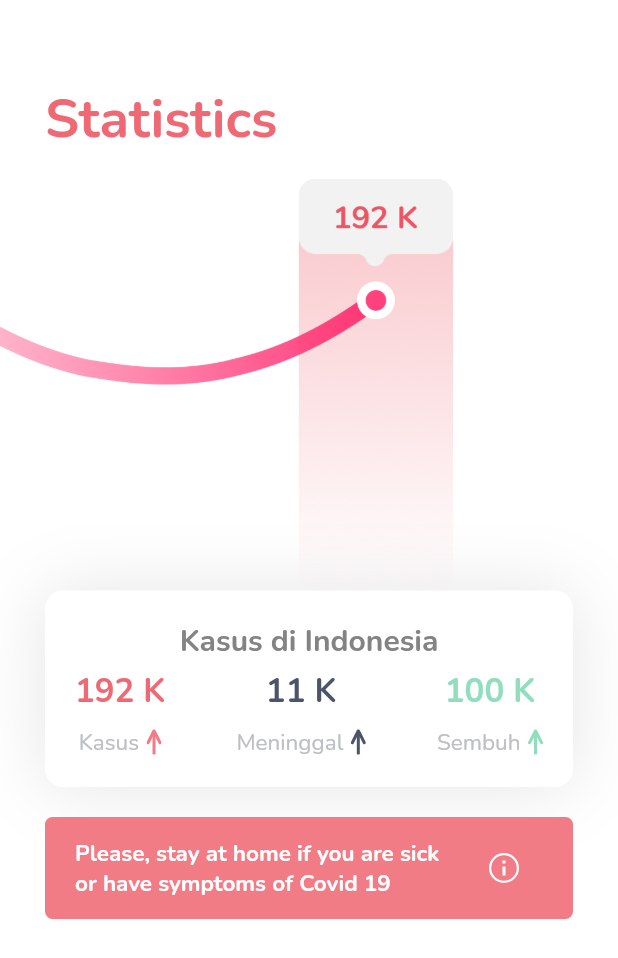
After one commit to kouseina/19-tracker, a Flutter app: the ChartPage screen opened directly, on a phone screen of 412 x 824 dp. The commit adds this screen. Shown: the top 958 px of the screen. Run offline on Flutter 3.47's test engine with Material 2 defaults, Android fonts, the phone set to English and light mode, and no system bars; our stand-ins replace flutter_svg.

Commit message:
added chart page

```diff
--- a/lib/custom_navigation.dart
+++ b/lib/custom_navigation.dart
@@ -1,6 +1,7 @@
 import 'package:flutter/material.dart';
 import 'package:flutter_svg/svg.dart';
 import 'package:nineteen_trackers/my_icons.dart';
+import 'package:nineteen_trackers/pages/chart_page.dart';
 import 'package:nineteen_trackers/pages/home_page.dart';
 import 'package:nineteen_trackers/theme.dart';
 
@@ -13,7 +14,7 @@ class _CustomNavigationState extends State<CustomNavigation> {
   int _selectedIndex = 0;
   List<Widget> _widgetOptions = <Widget>[
     HomePage(),
-    Text('Chart'),
+    ChartPage(),
     Text('Edu-Cov'),
   ];
 
--- a/lib/my_icons.dart
+++ b/lib/my_icons.dart
@@ -4,3 +4,4 @@ const iconHome = 'assets/icons/ic_home.svg';
 const iconChart = 'assets/icons/ic_chart.svg';
 const iconEdu = 'assets/icons/ic_edu.svg';
 const iconAlert = 'assets/icons/ic_alert.svg';
+const iconArrowUp = 'assets/icons/ic_arrow_up.svg';
--- /dev/null
+++ b/lib/pages/chart_page.dart
@@ -0,0 +1,149 @@
+import 'package:flutter/material.dart';
+import 'package:flutter_svg/flutter_svg.dart';
+import 'package:nineteen_trackers/my_icons.dart';
+import 'package:nineteen_trackers/theme.dart';
+import 'package:nineteen_trackers/widgets/alert_stay.dart';
+
+class ChartPage extends StatelessWidget {
+  @override
+  Widget build(BuildContext context) {
+    return Scaffold(
+      backgroundColor: whiteColor,
+      body: SafeArea(
+          child: ListView(
+        children: <Widget>[
+          Padding(
+            padding: const EdgeInsets.fromLTRB(30, 55, 30, 15),
+            child: Text(
+              'Statistics',
+              style: titleStyle,
+            ),
+          ),
+          Expanded(
+            child: Image.asset('assets/images/img_statistics.jpg'),
+          ),
+          Padding(
+            padding: const EdgeInsets.fromLTRB(30, 0, 30, 30),
+            child: Column(
+              children: [
+                Container(
+                  padding: EdgeInsets.all(20),
+                  decoration: BoxDecoration(
+                      borderRadius: BorderRadius.all(Radius.circular(12)),
+                      color: whiteColor,
+                      boxShadow: [
+                        BoxShadow(
+                            color: Colors.black.withOpacity(0.1),
+                            blurRadius: 40,
+                            offset: Offset(0, 0),
+                            spreadRadius: 0)
+                      ]),
+                  child: Column(
+                    children: [
+                      Text(
+                        'Kasus di Indonesia',
+                        style: subtitleStyle.copyWith(fontSize: 20),
+                      ),
+                      SizedBox(
+                        height: 5,
+                      ),
+                      Row(
+                        mainAxisAlignment: MainAxisAlignment.spaceBetween,
+                        children: <Widget>[
+                          Column(
+                            children: <Widget>[
+                              Text(
+                                '192 K',
+                                style: titleStyle.copyWith(fontSize: 22),
+                              ),
+                              SizedBox(
+                                height: 9,
+                              ),
+                              Row(
+                                children: [
+                                  Text(
+                                    'Kasus',
+                                    style: descStyle.copyWith(
+                                        color: Color(0xffBCC0C5), fontSize: 15),
+                                  ),
+                                  SizedBox(
+                                    width: 5,
+                                  ),
+                                  SvgPicture.asset(iconArrowUp),
+                                ],
+                              )
+                            ],
+                          ),
+                          Column(
+                            children: <Widget>[
+                              Text(
+                                '11 K',
+                                style: titleStyle.copyWith(
+                                    fontSize: 22, color: blackColor),
+                              ),
+                              SizedBox(
+                                height: 9,
+                              ),
+                              Row(
+                                children: [
+                                  Text(
+                                    'Meninggal',
+                                    style: descStyle.copyWith(
+                                        color: Color(0xffBCC0C5), fontSize: 15),
+                                  ),
+                                  SizedBox(
+                                    width: 5,
+                                  ),
+                                  SvgPicture.asset(
+                                    iconArrowUp,
+                                    color: blackColor,
+                                  ),
+                                ],
+                              )
+                            ],
+                          ),
+                          Column(
+                            children: <Widget>[
+                              Text(
+                                '100 K',
+                                style: titleStyle.copyWith(
+                                    fontSize: 22, color: greenColor),
+                              ),
+                              SizedBox(
+                                height: 9,
+                              ),
+                              Row(
+                                children: [
+                                  Text(
+                                    'Sembuh',
+                                    style: descStyle.copyWith(
+                                        color: Color(0xffBCC0C5), fontSize: 15),
+                                  ),
+                                  SizedBox(
+                                    width: 5,
+                                  ),
+                                  SvgPicture.asset(
+                                    iconArrowUp,
+                                    color: greenColor,
+                                  ),
+                                ],
+                              )
+                            ],
+                          )
+                        ],
+                      ),
+                    ],
+                  ),
+                ),
+                SizedBox(
+                  height: 20,
+                ),
+                AlertStay(),
+              ],
+            ),
+          ),
+        ],
+      )),
+    );
+  }
+}
--- a/lib/pages/home_page.dart
+++ b/lib/pages/home_page.dart
@@ -11,7 +11,7 @@ class HomePage extends StatelessWidget {
           child: ListView(
         children: <Widget>[
           Padding(
-            padding: const EdgeInsets.fromLTRB(30, 30, 5, 20),
+            padding: const EdgeInsets.fromLTRB(30, 55, 5, 20),
             child: Row(
               crossAxisAlignment: CrossAxisAlignment.start,
               children: <Widget>[
@@ -113,7 +113,7 @@ class HomePage extends StatelessWidget {
                   crossAxisAlignment: CrossAxisAlignment.start,
                   children: <Widget>[
                     Text(
-                      'TOTAL KASUS DI (negara)',
+                      'TOTAL KASUS DI INDONESIA',
                       style: subtitleStyle,
                     ),
                     SizedBox(
```
Also changed, not shown: assets/icons/ic_arrow_up.svg (added), assets/images/img_statistics.jpg (added).
